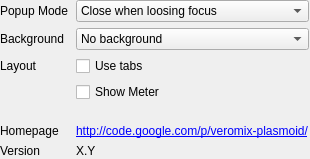
Before: the Qt Designer form contents/ui/appearance.ui in LandisTwo/veromix-plasmoid, drawn with Qt 5.
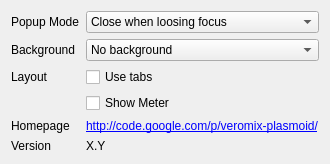
After: the same form once the commit is applied.

Diff of the .ui file:
```diff
--- a/contents/ui/appearance.ui
+++ b/contents/ui/appearance.ui
@@ -13,15 +13,8 @@
   <property name="windowTitle">
    <string>Form</string>
   </property>
-  <widget class="QWidget" name="gridLayoutWidget">
-   <property name="geometry">
-    <rect>
-     <x>0</x>
-     <y>0</y>
-     <width>309</width>
-     <height>158</height>
-    </rect>
-   </property>
+  <layout class="QVBoxLayout" name="verticalLayout">
+   <item>
    <layout class="QGridLayout" name="gridLayout">
     <item row="2" column="0">
      <widget class="QLabel" name="backgroundLabel">
@@ -139,7 +132,8 @@
      </widget>
     </item>
    </layout>
-  </widget>
+   </item>
+ </layout>
  </widget>
  <resources/>
  <connections/>
```
